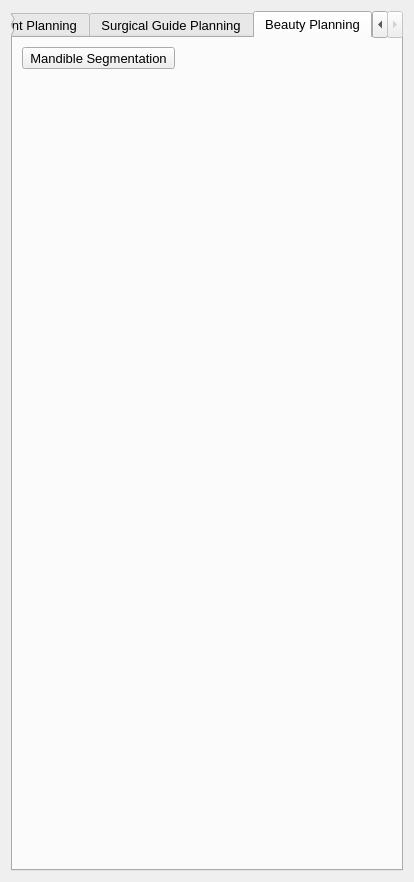
First picture: the form in Apps/Dental/view/SCBDentalPlanningPipeline.ui, repository wuzhuobin/MITK-Project, before the edit.
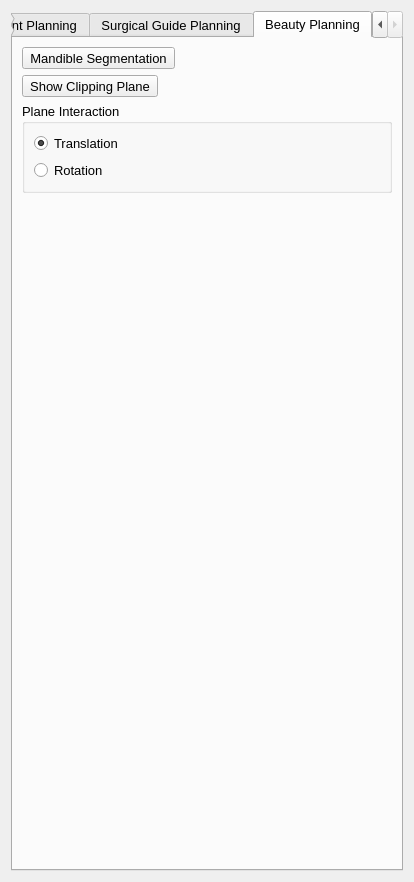
Second picture: the form after the edit. Custom widgets are drawn as their Qt base class.

Commit message: Add clipping plane

Patch:
```diff
--- a/Apps/Dental/view/SCBDentalPlanningPipeline.ui
+++ b/Apps/Dental/view/SCBDentalPlanningPipeline.ui
@@ -1535,7 +1535,7 @@
       <attribute name="title">
        <string>Beauty Planning</string>
       </attribute>
-      <layout class="QVBoxLayout" name="verticalLayout_4">
+      <layout class="QVBoxLayout" name="verticalLayout_5">
        <item>
         <widget class="QToolButton" name="toolButtonBeautyPlanningMandibleSegmentation">
          <property name="text">
@@ -1546,6 +1546,48 @@
          </property>
         </widget>
        </item>
+       <item>
+        <widget class="QToolButton" name="toolButtonBeautyPlanningShowClippingPlane">
+         <property name="text">
+          <string>Show Clipping Plane</string>
+         </property>
+         <property name="checkable">
+          <bool>true</bool>
+         </property>
+        </widget>
+       </item>
+       <item>
+        <widget class="QGroupBox" name="groupBox_2">
+         <property name="title">
+          <string>Plane Interaction</string>
+         </property>
+         <layout class="QVBoxLayout" name="verticalLayout_4">
+          <item>
+           <widget class="QRadioButton" name="radioButtonBeautyPlanningTranslation">
+            <property name="text">
+             <string>Translation</string>
+            </property>
+            <property name="checked">
+             <bool>true</bool>
+            </property>
+            <attribute name="buttonGroup">
+             <string notr="true">buttonGroup_2</string>
+            </attribute>
+           </widget>
+          </item>
+          <item>
+           <widget class="QRadioButton" name="radioButtonBeautyPlanningRotation">
+            <property name="text">
+             <string>Rotation</string>
+            </property>
+            <attribute name="buttonGroup">
+             <string notr="true">buttonGroup_2</string>
+            </attribute>
+           </widget>
+          </item>
+         </layout>
+        </widget>
+       </item>
        <item>
         <spacer name="verticalSpacer">
          <property name="orientation">
```
Left out of the diff: 3 changed lines with no effect on the pictures. The commit also changes 2 other files.
